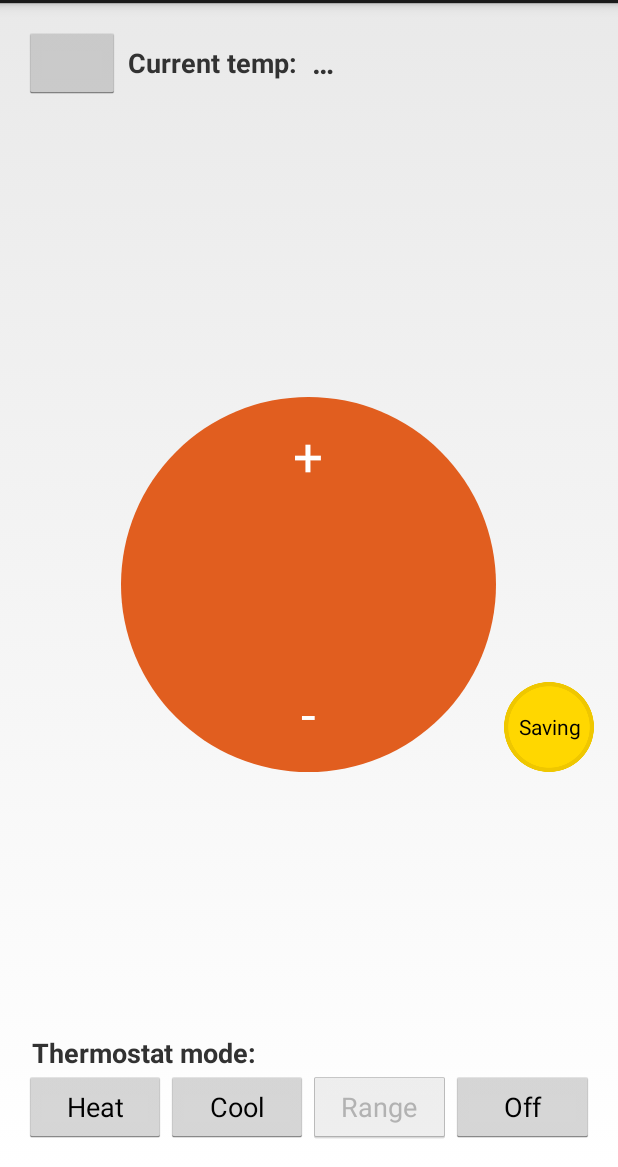
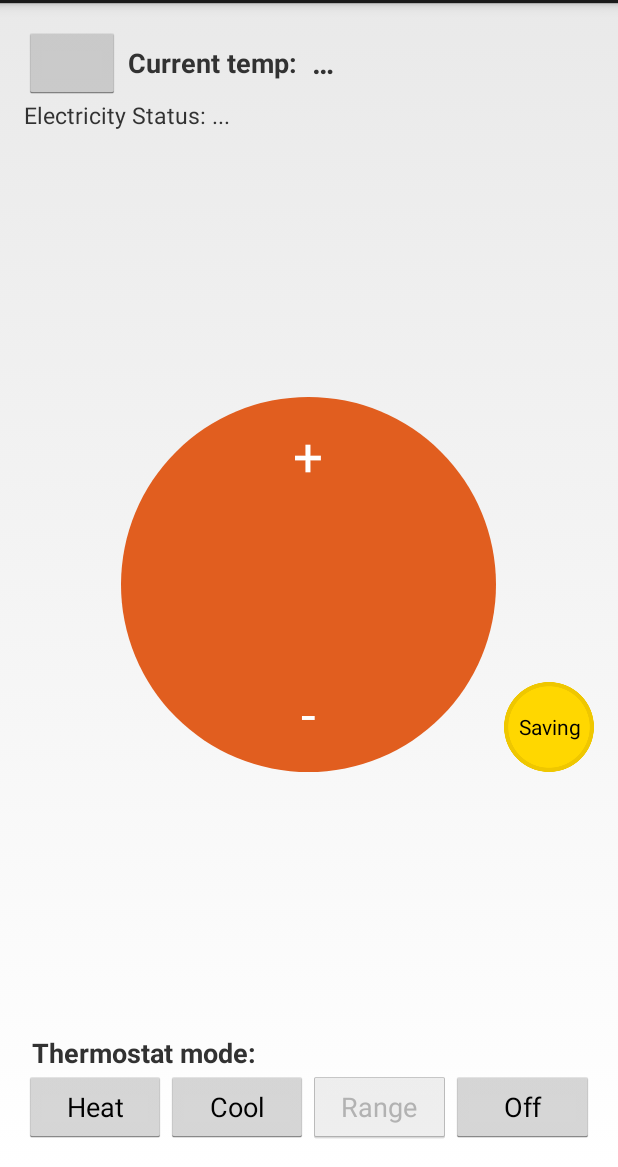
Before and after one commit to cristianvhdl/Thermostat_Interface, an Android app: the screen it shows after launch (MainActivity), on a phone screen of 412 x 824 dp, the part 69-1236 px from its top. Run offline under Robolectric (Android 15) with nearby library versions, the phone set to English and light mode, and no system bars; libraries missing offline, so code that uses them is left out: com.nestlabs.sdk; 4 statements that could not run were skipped.

Commit message:
Add feature: showing electricity status: ON/OFF/MID PEAK Add feature: price changes based on electricity status To do: adjust holiday and weekends electricity rates (off peak all day)

```diff
--- a/app/src/main/AndroidManifest.xml
+++ b/app/src/main/AndroidManifest.xml
@@ -10,7 +10,9 @@
         android:label="@string/app_name"
         android:supportsRtl="true"
         android:theme="@style/AppTheme">
-        <activity android:name=".MainActivity">
+        <activity android:name=".MainActivity"
+            android:screenOrientation="portrait"
+            >
             <intent-filter>
                 <action android:name="android.intent.action.MAIN" />
 
--- a/app/src/main/java/com/project/uoft/thermostat_interface/MainActivity.java
+++ b/app/src/main/java/com/project/uoft/thermostat_interface/MainActivity.java
@@ -66,6 +66,7 @@ public class MainActivity extends Activity implements View.OnClickListener {
     private TextView mSavingText;
     private double display_temp;
     private Drawable default_btn_bg;
+    private TextView mElecStatusText;
 
     @Override
     protected void onCreate(Bundle savedInstanceState) {
@@ -84,6 +85,7 @@ public class MainActivity extends Activity implements View.OnClickListener {
         mCurrentHeatTempText = (TextView) findViewById(R.id.current_heat_temp);
 
         mSavingText = (TextView) findViewById(R.id.saving_text);
+        mElecStatusText = (TextView)findViewById(R.id.elec_status_text);
 
         mStructureAway.setOnClickListener(this);
         findViewById(R.id.logout_button).setOnClickListener(this);
@@ -371,6 +373,7 @@ public class MainActivity extends Activity implements View.OnClickListener {
 
         mSingleControlContainer.setVisibility(singleControlVisibility);
         mRangeControlContainer.setVisibility(rangeControlVisibility);
+        mElecStatusText.setText("Electricity Status: "+ Energy.currElecStatus());
     }
 
     private void updateRangeControlView() {
--- a/app/src/main/res/layout/activity_main.xml
+++ b/app/src/main/res/layout/activity_main.xml
@@ -154,5 +154,14 @@
         android:layout_alignParentRight="true"
         android:layout_alignTop="@+id/ambient_temp"
         android:text="Logout" />
+    <TextView
+        android:id="@+id/elec_status_text"
+        android:layout_width="wrap_content"
+        android:layout_height="wrap_content"
+        android:layout_alignLeft="@id/structure_away_btn"
+        android:layout_below="@id/structure_away_btn"
+        android:text="Electricity Status: ..."
+        android:textSize="15dp"
+        />
 
 </RelativeLayout>
```
Also changed, not shown: app/src/main/java/com/project/uoft/thermostat_interface/Energy.java (+37 -10 lines).
